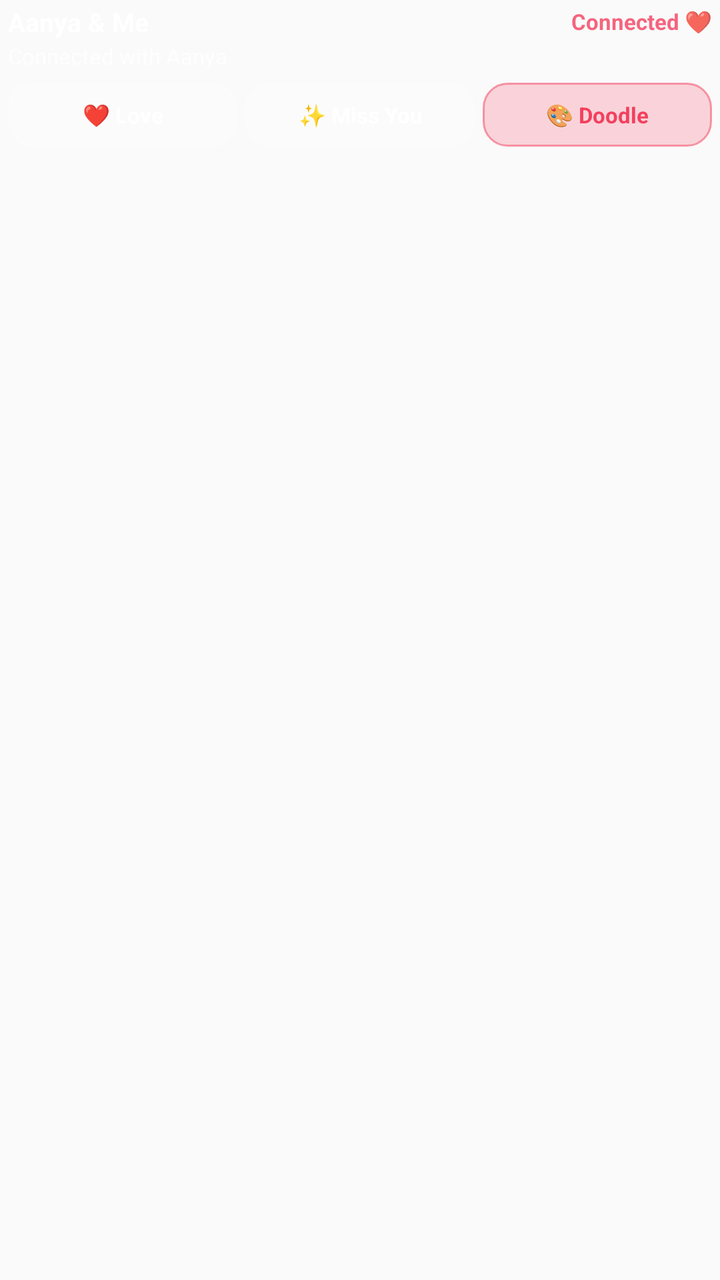
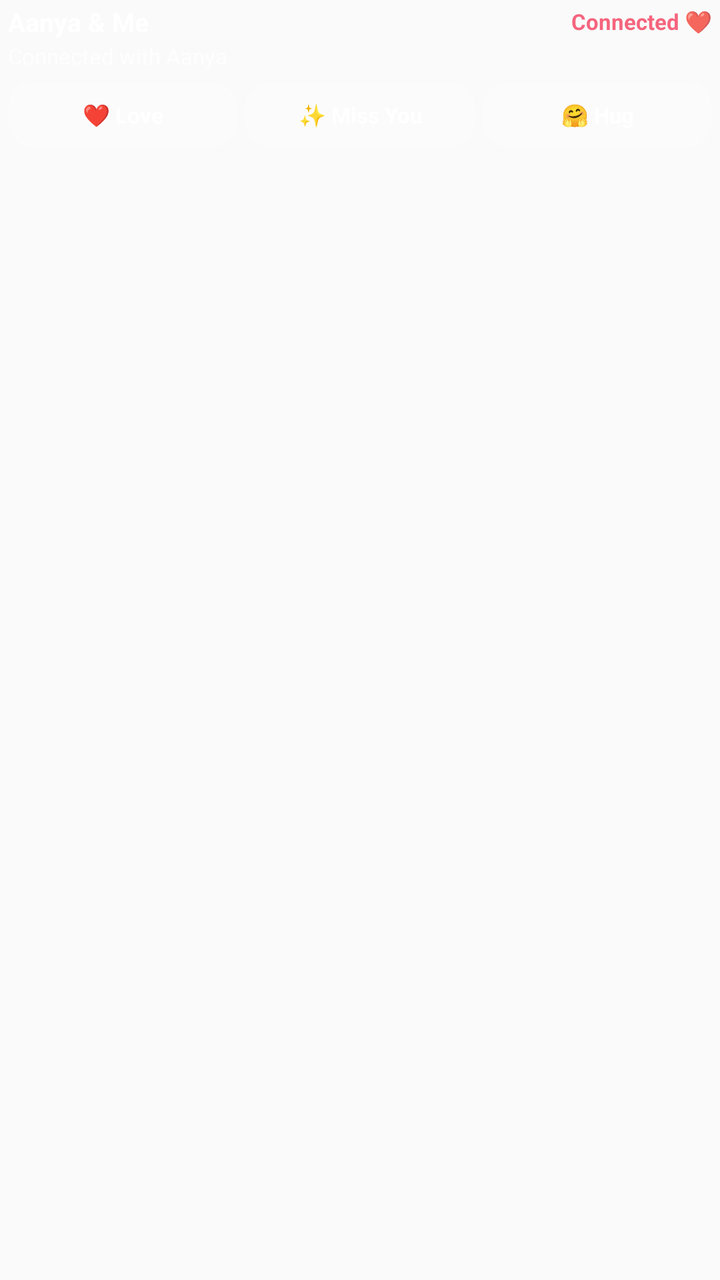

Before-and-after screenshots of an Android layout around one commit, followed by the original layout XML and the change that was made.
<!-- AndroidManifest.xml: application theme AppTheme -->
<!-- res/layout/notification_lock_compact.xml -->
<?xml version="1.0" encoding="utf-8"?>
<LinearLayout xmlns:android="http://schemas.android.com/apk/res/android"
    android:layout_width="match_parent"
    android:layout_height="wrap_content"
    android:orientation="vertical"
    android:paddingStart="4dp"
    android:paddingEnd="4dp"
    android:paddingTop="2dp"
    android:paddingBottom="4dp">

    
    <LinearLayout
        android:layout_width="match_parent"
        android:layout_height="wrap_content"
        android:orientation="horizontal"
        android:gravity="center_vertical">

        <TextView
            android:id="@+id/notif_title"
            android:layout_width="0dp"
            android:layout_height="wrap_content"
            android:layout_weight="1"
            android:text="Aanya &amp; Me"
            android:textStyle="bold"
            android:textSize="13sp"
            android:textColor="#FFFFFFFF"
            android:singleLine="true"
            android:ellipsize="end" />

        <TextView
            android:id="@+id/notif_status"
            android:layout_width="wrap_content"
            android:layout_height="wrap_content"
            android:text="Connected ❤️"
            android:textSize="11sp"
            android:textColor="#CCF43F5E"
            android:textStyle="bold"
            android:singleLine="true" />
    </LinearLayout>

    
    <TextView
        android:id="@+id/notif_subtitle"
        android:layout_width="match_parent"
        android:layout_height="wrap_content"
        android:text="Connected with Aanya"
        android:textSize="11sp"
        android:textColor="#B0FFFFFF"
        android:singleLine="true"
        android:ellipsize="end"
        android:layout_marginTop="1dp" />

    
    <LinearLayout
        android:id="@+id/notif_controls_row"
        android:layout_width="match_parent"
        android:layout_height="wrap_content"
        android:orientation="horizontal"
        android:layout_marginTop="6dp"
        android:gravity="center_vertical">

        
        <TextView
            android:id="@+id/btn_notif_quick_1"
            android:layout_width="0dp"
            android:layout_height="32dp"
            android:layout_weight="1"
            android:layout_marginEnd="4dp"
            android:background="@drawable/bg_notif_btn"
            android:gravity="center"
            android:text="❤️ Love"
            android:textColor="#FFFFFFFF"
            android:textSize="11sp"
            android:textStyle="bold"
            android:paddingStart="4dp"
            android:paddingEnd="4dp"
            android:singleLine="true"
            android:ellipsize="end" />

        
        <TextView
            android:id="@+id/btn_notif_quick_2"
            android:layout_width="0dp"
            android:layout_height="32dp"
            android:layout_weight="1"
            android:layout_marginEnd="4dp"
            android:background="@drawable/bg_notif_btn"
            android:gravity="center"
            android:text="✨ Miss You"
            android:textColor="#FFFFFFFF"
            android:textSize="11sp"
            android:textStyle="bold"
            android:paddingStart="4dp"
            android:paddingEnd="4dp"
            android:singleLine="true"
            android:ellipsize="end" />

        
        <TextView
            android:id="@+id/btn_notif_doodle"
            android:layout_width="0dp"
            android:layout_height="32dp"
            android:layout_weight="1"
            android:background="@drawable/bg_notif_btn_accent"
            android:gravity="center"
            android:text="🎨 Doodle"
            android:textColor="#FFF43F5E"
            android:textSize="11sp"
            android:textStyle="bold"
            android:paddingStart="4dp"
            android:paddingEnd="4dp"
            android:singleLine="true"
            android:ellipsize="end" />
    </LinearLayout>

</LinearLayout>
<!-- resources referenced by this layout -->
<resources>
  <!-- drawable bg_notif_btn (drawable) -->
  <?xml version="1.0" encoding="utf-8"?>
  <shape xmlns:android="http://schemas.android.com/apk/res/android"
      android:shape="rectangle">
      <solid android:color="#20FFFFFF" />
      <corners android:radius="12dp" />
      <stroke
          android:width="1dp"
          android:color="#35FFFFFF" />
  </shape>
  <!-- drawable bg_notif_btn_accent (drawable) -->
  <?xml version="1.0" encoding="utf-8"?>
  <shape xmlns:android="http://schemas.android.com/apk/res/android"
      android:shape="rectangle">
      <solid android:color="#35F43F5E" />
      <corners android:radius="12dp" />
      <stroke
          android:width="1dp"
          android:color="#80F43F5E" />
  </shape>
  <style name="AppTheme" parent="Theme.AppCompat.Light.DarkActionBar">
          
          <item name="colorPrimary">@color/colorPrimary</item>
          <item name="colorPrimaryDark">@color/colorPrimaryDark</item>
          <item name="colorAccent">@color/colorAccent</item>
      </style>
</resources>

<!-- the commit's change to res/layout/notification_lock_compact.xml (unified diff, before → after) -->
@@ -97,14 +97,14 @@
 
         
         <TextView
-            android:id="@+id/btn_notif_doodle"
+            android:id="@+id/btn_notif_quick_3"
             android:layout_width="0dp"
             android:layout_height="32dp"
             android:layout_weight="1"
-            android:background="@drawable/bg_notif_btn_accent"
+            android:background="@drawable/bg_notif_btn"
             android:gravity="center"
-            android:text="🎨 Doodle"
-            android:textColor="#FFF43F5E"
+            android:text="🤗 Hug"
+            android:textColor="#FFFFFFFF"
             android:textSize="11sp"
             android:textStyle="bold"
             android:paddingStart="4dp"
<!-- resource entries referenced after the edit -->
@@ -10,16 +10,6 @@
           android:width="1dp"
           android:color="#35FFFFFF" />
   </shape>
-  <!-- drawable bg_notif_btn_accent (drawable) -->
-  <?xml version="1.0" encoding="utf-8"?>
-  <shape xmlns:android="http://schemas.android.com/apk/res/android"
-      android:shape="rectangle">
-      <solid android:color="#35F43F5E" />
-      <corners android:radius="12dp" />
-      <stroke
-          android:width="1dp"
-          android:color="#80F43F5E" />
-  </shape>
   <style name="AppTheme" parent="Theme.AppCompat.Light.DarkActionBar">
           
           <item name="colorPrimary">@color/colorPrimary</item>
